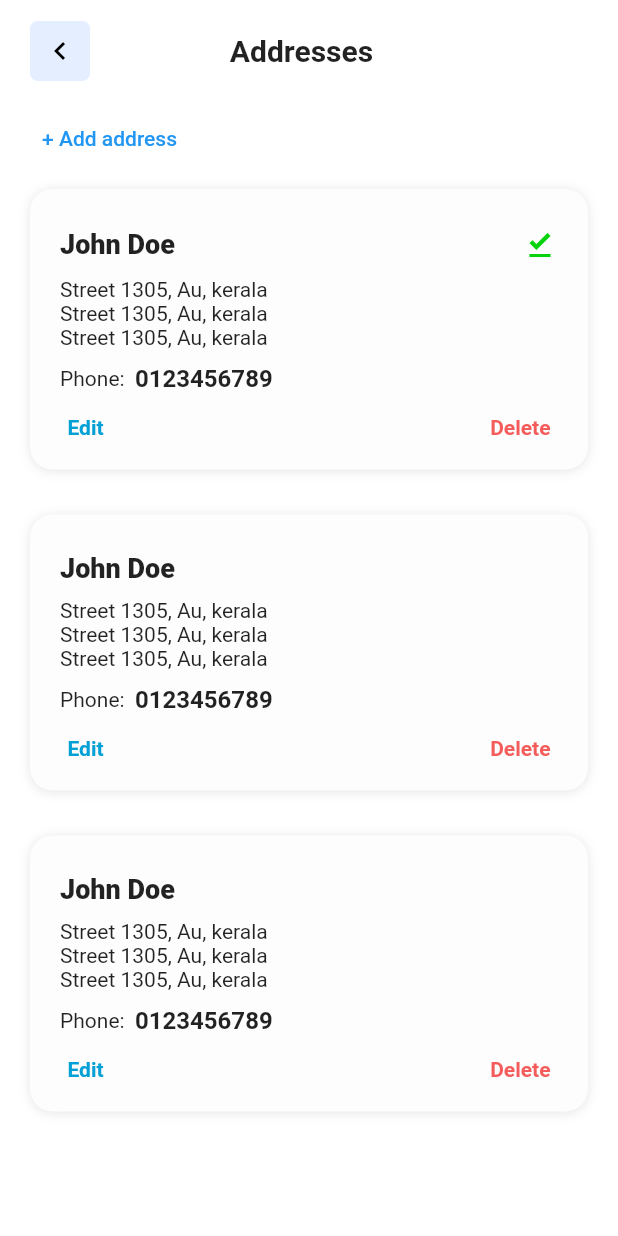
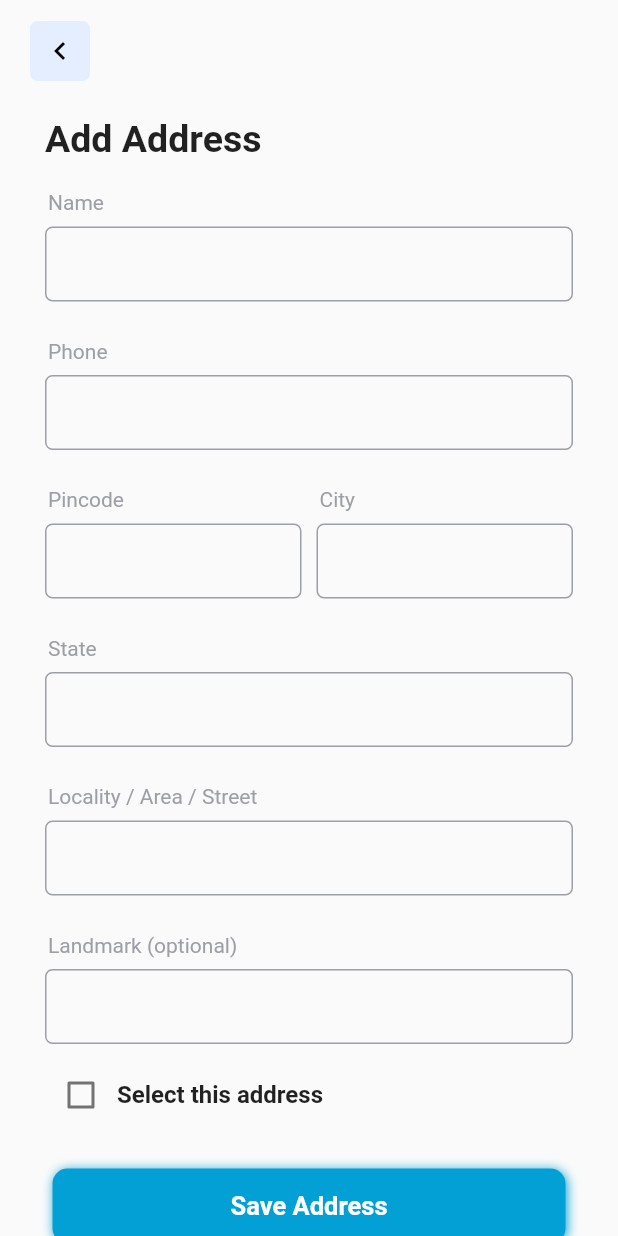
Before and after one commit to MohamedSafwan20/cycle_store-Flutter_Firebase, a Flutter app: the AddressPage screen opened by its route, after a tap on "+ Add address", on a phone screen of 412 x 824 dp. Run offline on Flutter 3.47's test engine with Material 2 defaults, Android fonts, the phone set to English and light mode, and no system bars; our stand-ins replace get; network calls fail.

Commit message:
Added UI for Add address page

```diff
--- a/lib/config/routes.dart
+++ b/lib/config/routes.dart
@@ -3,3 +3,4 @@ const CART_ROUTE = "/cart";
 const SEARCH_ROUTE = "/search";
 const PRODUCT_LIST_ROUTE = "/product-list";
 const ADDRESS_ROUTE = "/address";
+const ADD_EDIT_ROUTE = "/add-edit-address";
--- a/lib/main.dart
+++ b/lib/main.dart
@@ -1,4 +1,5 @@
 import 'package:cycle_store/config/routes.dart';
+import 'package:cycle_store/ui/pages/add_edit_address.dart';
 import 'package:cycle_store/ui/pages/address_page.dart';
 import 'package:cycle_store/ui/pages/cart_page.dart';
 import 'package:cycle_store/ui/pages/home_page.dart';
@@ -29,6 +30,7 @@ class MyApp extends StatelessWidget {
         GetPage(name: SEARCH_ROUTE, page: () => const SearchPage()),
         GetPage(name: PRODUCT_LIST_ROUTE, page: () => const ProductListPage()),
         GetPage(name: ADDRESS_ROUTE, page: () => const AddressPage()),
+        GetPage(name: ADD_EDIT_ROUTE, page: () => const AddEditAddress()),
       ],
     );
   }
--- /dev/null
+++ b/lib/ui/pages/add_edit_address.dart
@@ -0,0 +1,327 @@
+import 'package:cycle_store/config/colors.dart';
+import 'package:cycle_store/config/typography.dart';
+import 'package:cycle_store/ui/widgets/custom_app_bar.dart';
+import 'package:cycle_store/ui/widgets/primary_button.dart';
+import 'package:flutter/material.dart';
+
+class AddEditAddress extends StatelessWidget {
+  const AddEditAddress({Key? key}) : super(key: key);
+
+  @override
+  Widget build(BuildContext context) {
+    return Scaffold(
+      body: SafeArea(
+        child: Column(
+          crossAxisAlignment: CrossAxisAlignment.start,
+          children: [
+            const Padding(
+              padding: EdgeInsets.symmetric(horizontal: 20.0, vertical: 10),
+              child: CustomAppBar(),
+            ),
+            Expanded(
+              child: SingleChildScrollView(
+                physics: const BouncingScrollPhysics(),
+                child: Padding(
+                  padding: const EdgeInsets.symmetric(
+                      horizontal: 30.0, vertical: 10),
+                  child: Column(
+                    crossAxisAlignment: CrossAxisAlignment.start,
+                    children: [
+                      Text(
+                        "Add Address",
+                        style: HEADING_1,
+                      ),
+                      const SizedBox(
+                        height: 20,
+                      ),
+                      Column(
+                        crossAxisAlignment: CrossAxisAlignment.start,
+                        children: [
+                          const Padding(
+                            padding: EdgeInsets.only(left: 2.0),
+                            child: Text(
+                              "Name",
+                              style: TextStyle(color: SECONDARY_TEXT_COLOR),
+                            ),
+                          ),
+                          const SizedBox(
+                            height: 8,
+                          ),
+                          SizedBox(
+                            height: 50,
+                            child: TextField(
+                              decoration: InputDecoration(
+                                isDense: true,
+                                focusedBorder: OutlineInputBorder(
+                                    borderRadius: BorderRadius.circular(5),
+                                    borderSide: const BorderSide(
+                                        color: SECONDARY_TEXT_COLOR)),
+                                enabledBorder: OutlineInputBorder(
+                                    borderRadius: BorderRadius.circular(5),
+                                    borderSide: const BorderSide(
+                                        color: SECONDARY_TEXT_COLOR)),
+                              ),
+                            ),
+                          )
+                        ],
+                      ),
+                      const SizedBox(
+                        height: 25,
+                      ),
+                      Column(
+                        crossAxisAlignment: CrossAxisAlignment.start,
+                        children: [
+                          const Padding(
+                            padding: EdgeInsets.only(left: 2.0),
+                            child: Text(
+                              "Phone",
+                              style: TextStyle(color: SECONDARY_TEXT_COLOR),
+                            ),
+                          ),
+                          const SizedBox(
+                            height: 8,
+                          ),
+                          SizedBox(
+                            height: 50,
+                            child: TextField(
+                              decoration: InputDecoration(
+                                isDense: true,
+                                focusedBorder: OutlineInputBorder(
+                                    borderRadius: BorderRadius.circular(5),
+                                    borderSide: const BorderSide(
+                                        color: SECONDARY_TEXT_COLOR)),
+                                enabledBorder: OutlineInputBorder(
+                                    borderRadius: BorderRadius.circular(5),
+                                    borderSide: const BorderSide(
+                                        color: SECONDARY_TEXT_COLOR)),
+                              ),
+                            ),
+                          )
+                        ],
+                      ),
+                      const SizedBox(
+                        height: 25,
+                      ),
+                      Row(
+                        mainAxisAlignment: MainAxisAlignment.spaceBetween,
+                        children: [
+                          Expanded(
+                            child: Column(
+                              crossAxisAlignment: CrossAxisAlignment.start,
+                              children: [
+                                const Padding(
+                                  padding: EdgeInsets.only(left: 2.0),
+                                  child: Text(
+                                    "Pincode",
+                                    style:
+                                        TextStyle(color: SECONDARY_TEXT_COLOR),
+                                  ),
+                                ),
+                                const SizedBox(
+                                  height: 8,
+                                ),
+                                SizedBox(
+                                  height: 50,
+                                  child: TextField(
+                                    decoration: InputDecoration(
+                                      isDense: true,
+                                      focusedBorder: OutlineInputBorder(
+                                          borderRadius:
+                                              BorderRadius.circular(5),
+                                          borderSide: const BorderSide(
+                                              color: SECONDARY_TEXT_COLOR)),
+                                      enabledBorder: OutlineInputBorder(
+                                          borderRadius:
+                                              BorderRadius.circular(5),
+                                          borderSide: const BorderSide(
+                                              color: SECONDARY_TEXT_COLOR)),
+                                    ),
+                                  ),
+                                )
+                              ],
+                            ),
+                          ),
+                          const SizedBox(
+                            width: 10,
+                          ),
+                          Expanded(
+                            child: Column(
+                              crossAxisAlignment: CrossAxisAlignment.start,
+                              children: [
+                                const Padding(
+                                  padding: EdgeInsets.only(left: 2.0),
+                                  child: Text(
+                                    "City",
+                                    style:
+                                        TextStyle(color: SECONDARY_TEXT_COLOR),
+                                  ),
+                                ),
+                                const SizedBox(
+                                  height: 8,
+                                ),
+                                SizedBox(
+                                  height: 50,
+                                  child: TextField(
+                                    decoration: InputDecoration(
+                                      isDense: true,
+                                      focusedBorder: OutlineInputBorder(
+                                          borderRadius:
+                                              BorderRadius.circular(5),
+                                          borderSide: const BorderSide(
+                                              color: SECONDARY_TEXT_COLOR)),
+                                      enabledBorder: OutlineInputBorder(
+                                          borderRadius:
+                                              BorderRadius.circular(5),
+                                          borderSide: const BorderSide(
+                                              color: SECONDARY_TEXT_COLOR)),
+                                    ),
+                                  ),
+                                )
+                              ],
+                            ),
+                          ),
+                        ],
+                      ),
+                      const SizedBox(
+                        height: 25,
+                      ),
+                      Column(
+                        crossAxisAlignment: CrossAxisAlignment.start,
+                        children: [
+                          const Padding(
+                            padding: EdgeInsets.only(left: 2.0),
+                            child: Text(
+                              "State",
+                              style: TextStyle(color: SECONDARY_TEXT_COLOR),
+                            ),
+                          ),
+                          const SizedBox(
+                            height: 8,
+                          ),
+                          SizedBox(
+                            height: 50,
+                            child: TextField(
+                              decoration: InputDecoration(
+                                isDense: true,
+                                focusedBorder: OutlineInputBorder(
+                                    borderRadius: BorderRadius.circular(5),
+                                    borderSide: const BorderSide(
+                                        color: SECONDARY_TEXT_COLOR)),
+                                enabledBorder: OutlineInputBorder(
+                                    borderRadius: BorderRadius.circular(5),
+                                    borderSide: const BorderSide(
+                                        color: SECONDARY_TEXT_COLOR)),
+                              ),
+                            ),
+                          )
+                        ],
+                      ),
+                      const SizedBox(
+                        height: 25,
+                      ),
+                      Column(
+                        crossAxisAlignment: CrossAxisAlignment.start,
+                        children: [
+                          const Padding(
+                            padding: EdgeInsets.only(left: 2.0),
+                            child: Text(
+                              "Locality / Area / Street",
+                              style: TextStyle(color: SECONDARY_TEXT_COLOR),
+                            ),
+                          ),
+                          const SizedBox(
+                            height: 8,
+                          ),
+                          SizedBox(
+                            height: 50,
+                            child: TextField(
+                              decoration: InputDecoration(
+                                isDense: true,
+                                focusedBorder: OutlineInputBorder(
+                                    borderRadius: BorderRadius.circular(5),
+                                    borderSide: const BorderSide(
+                                        color: SECONDARY_TEXT_COLOR)),
+                                enabledBorder: OutlineInputBorder(
+                                    borderRadius: BorderRadius.circular(5),
+                                    borderSide: const BorderSide(
+                                        color: SECONDARY_TEXT_COLOR)),
+                              ),
+                            ),
+                          )
+                        ],
+                      ),
+                      const SizedBox(
+                        height: 25,
+                      ),
+                      Column(
+                        crossAxisAlignment: CrossAxisAlignment.start,
+                        children: [
+                          const Padding(
+                            padding: EdgeInsets.only(left: 2.0),
+                            child: Text(
+                              "Landmark (optional)",
+                              style: TextStyle(color: SECONDARY_TEXT_COLOR),
+                            ),
+                          ),
+                          const SizedBox(
+                            height: 8,
+                          ),
+                          SizedBox(
+                            height: 50,
+                            child: TextField(
+                              decoration: InputDecoration(
+                                isDense: true,
+                                focusedBorder: OutlineInputBorder(
+                                    borderRadius: BorderRadius.circular(5),
+                                    borderSide: const BorderSide(
+                                        color: SECONDARY_TEXT_COLOR)),
+                                enabledBorder: OutlineInputBorder(
+                                    borderRadius: BorderRadius.circular(5),
+                                    borderSide: const BorderSide(
+                                        color: SECONDARY_TEXT_COLOR)),
+                              ),
+                            ),
+                          )
+                        ],
+                      ),
+                      const SizedBox(
+                        height: 10,
+                      ),
+                      Row(
+                        children: [
+                          Checkbox(value: false, onChanged: (value) {}),
+                          const Text(
+                            "Select this address",
+                            style: TextStyle(
+                                fontWeight: FontWeight.bold, fontSize: 16),
+                          )
+                        ],
+                      ),
+                      const SizedBox(
+                        height: 25,
+                      ),
+                      Align(
+                        alignment: Alignment.center,
+                        child: PrimaryButton(
+                          textStyle: const TextStyle(fontSize: 17),
+                          text: "Save Address",
+                          onPressed: () {},
+                          height: 50,
+                          width: MediaQuery.of(context).size.width - 70,
+                          borderRadius: 10,
+                        ),
+                      ),
+                      const SizedBox(
+                        height: 20,
+                      ),
+                    ],
+                  ),
+                ),
+              ),
+            )
+          ],
+        ),
+      ),
+    );
+  }
+}
--- a/lib/ui/pages/address_page.dart
+++ b/lib/ui/pages/address_page.dart
@@ -1,8 +1,10 @@
 import 'dart:developer';
 
 import 'package:cycle_store/config/colors.dart';
+import 'package:cycle_store/config/routes.dart';
 import 'package:cycle_store/ui/widgets/custom_app_bar.dart';
 import 'package:flutter/material.dart';
+import 'package:get/get.dart';
 
 class AddressPage extends StatelessWidget {
   const AddressPage({Key? key}) : super(key: key);
@@ -23,7 +25,9 @@ class AddressPage extends StatelessWidget {
               const SizedBox(
                 height: 10,
               ),
-              TextButton(onPressed: () {}, child: const Text("+ Add address")),
+              TextButton(
+                  onPressed: () => Get.toNamed(ADD_EDIT_ROUTE),
+                  child: const Text("+ Add address")),
               const SizedBox(
                 height: 10,
               ),
--- /dev/null
+++ b/lib/ui/widgets/primary_button.dart
@@ -0,0 +1,48 @@
+import 'package:cycle_store/config/colors.dart';
+import 'package:flutter/material.dart';
+
+class PrimaryButton extends StatelessWidget {
+  const PrimaryButton(
+      {Key? key,
+      required this.text,
+      this.height = 30,
+      this.width = 100,
+      this.borderRadius = 2,
+      required this.onPressed,
+      this.textStyle = const TextStyle()})
+      : super(key: key);
+
+  final String text;
+  final double height;
+  final double width;
+  final double borderRadius;
+  final Function() onPressed;
+  final TextStyle textStyle;
+
+  @override
+  Widget build(BuildContext context) {
+    return Container(
+      decoration: BoxDecoration(boxShadow: const [
+        BoxShadow(color: PRIMARY_COLOR, offset: Offset(1, 1), blurRadius: 6),
+      ], borderRadius: BorderRadius.circular(borderRadius)),
+      height: height,
+      width: width,
+      child: TextButton(
+        onPressed: onPressed,
+        child: Text(
+          text,
+          style: textStyle.copyWith(
+              color: Colors.white, fontWeight: FontWeight.bold),
+        ),
+        style: ButtonStyle(
+          backgroundColor: MaterialStateProperty.all(PRIMARY_COLOR),
+          shape: MaterialStateProperty.all<RoundedRectangleBorder>(
+              RoundedRectangleBorder(
+            borderRadius: BorderRadius.circular(borderRadius),
+          )),
+          shadowColor: MaterialStateProperty.all(PRIMARY_COLOR),
+        ),
+      ),
+    );
+  }
+}
```
